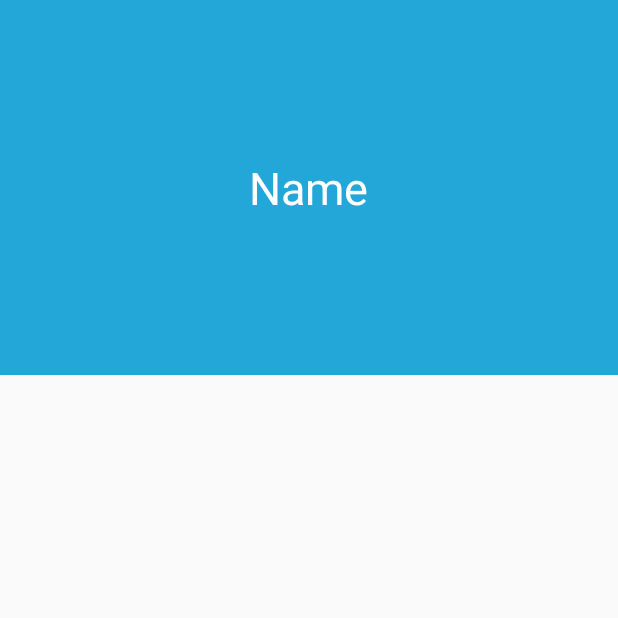
After one commit to StartCode24/schedule_uny_class, an Android app: the SettingProfile_Activity screen opened directly, with no data from a screen before it, on a phone screen of 412 x 824 dp, the top half of it. The commit adds this screen. Run offline under Robolectric (Android 15) with nearby library versions, the phone set to English and light mode, and no system bars; our stand-ins replace ButterKnife.

Commit message:
update collapsing
update collapsing

```diff
--- /dev/null
+++ b/app/src/main/java/com/starcode/schedule_uny/Activity/SettingProfile_Activity.java
@@ -0,0 +1,61 @@
+package com.starcode.schedule_uny.Activity;
+
+import android.content.Context;
+import android.support.design.widget.AppBarLayout;
+import android.support.design.widget.CollapsingToolbarLayout;
+import android.support.v7.app.AppCompatActivity;
+import android.os.Bundle;
+import android.view.View;
+import android.widget.ImageView;
+
+import com.starcode.schedule_uny.R;
+
+import butterknife.BindView;
+import butterknife.ButterKnife;
+
+public class SettingProfile_Activity extends AppCompatActivity {
+
+    @BindView(R.id.img_settingProfile)
+    ImageView img_settingProfile;
+
+    @BindView(R.id.collapsing_toolbar)
+    CollapsingToolbarLayout collapsingToolbarLayout;
+
+    @BindView(R.id.appbar)
+    AppBarLayout appBarSettingProfile;
+
+
+
+    @Override
+    protected void onCreate(Bundle savedInstanceState) {
+        super.onCreate(savedInstanceState);
+        setContentView(R.layout.activity_setting__profile);
+        ButterKnife.bind(this);
+        View view = findViewById(R.id.activity_profil_setting);
+        initCollapsingToolbar(view);
+
+    }
+
+    private void initCollapsingToolbar(View view){
+        collapsingToolbarLayout.setTitle("");
+        appBarSettingProfile.setExpanded(true);
+
+        appBarSettingProfile.addOnOffsetChangedListener(new AppBarLayout.OnOffsetChangedListener() {
+            boolean isShow=false;
+            int scrollRange= -1;
+            @Override
+            public void onOffsetChanged(AppBarLayout appBarLayout, int verticalOffset) {
+                if (scrollRange==-1){
+                    scrollRange=appBarLayout.getTotalScrollRange();
+                }
+                if (scrollRange+verticalOffset==0){
+                    collapsingToolbarLayout.setVisibility(View.VISIBLE);
+                    isShow=true;
+                }else if(isShow){
+                    collapsingToolbarLayout.setTitle(" ");
+                    isShow=false;
+                }
+            }
+        });
+    }
+}
--- a/app/src/main/res/layout/activity_main.xml
+++ b/app/src/main/res/layout/activity_main.xml
@@ -6,7 +6,7 @@
     android:layout_height="match_parent"
     android:animateLayoutChanges="true"
     android:background="@drawable/bg_color"
-    tools:context=".Activity.MainActivity">
+    tools:context=".Activity.Main_Activity">
 
     <RelativeLayout
         android:layout_width="wrap_content"
@@ -145,7 +145,6 @@
             android:id="@+id/btn_fgtpassword"
             android:layout_width="match_parent"
             android:layout_height="wrap_content"
-
             android:layout_centerHorizontal="true"
             android:background="@drawable/btn_action_tran"
             android:fontFamily="sans-serif"
--- /dev/null
+++ b/app/src/main/res/layout/activity_setting__profile.xml
@@ -0,0 +1,63 @@
+<?xml version="1.0" encoding="utf-8"?>
+<android.support.constraint.ConstraintLayout xmlns:android="http://schemas.android.com/apk/res/android"
+    xmlns:app="http://schemas.android.com/apk/res-auto"
+    xmlns:tools="http://schemas.android.com/tools"
+    android:layout_width="match_parent"
+    android:layout_height="match_parent"
+    android:id="@+id/activity_profil_setting"
+    tools:context=".Activity.SettingProfile_Activity">
+
+    <android.support.design.widget.AppBarLayout
+        android:id="@+id/appbar"
+        android:layout_width="match_parent"
+        android:layout_height="250dp"
+        android:fitsSystemWindows="true"
+        android:theme="@style/AppTheme.AppBarOverlay"
+        >
+        <android.support.design.widget.CollapsingToolbarLayout
+            android:id="@+id/collapsing_toolbar"
+            android:layout_width="match_parent"
+            android:layout_height="match_parent"
+            android:fitsSystemWindows="true"
+            app:contentScrim="?attr/colorPrimary"
+            app:expandedTitleMarginEnd="64dp"
+            app:expandedTitleMarginStart="48dp"
+            app:expandedTitleTextAppearance="@android:color/transparent"
+            app:layout_scrollFlags="scroll|exitUntilCollapsed"
+            >
+            <RelativeLayout
+                android:layout_width="wrap_content"
+                android:layout_height="wrap_content">
+                <ImageView
+                    android:id="@+id/img_settingProfile"
+                    android:layout_width="match_parent"
+                    android:layout_height="match_parent"
+                    android:fitsSystemWindows="true"
+                    android:scaleType="centerCrop"
+                    app:layout_collapseMode="parallax"
+                    />
+                <LinearLayout
+                    android:layout_width="wrap_content"
+                    android:layout_height="wrap_content"
+                    android:layout_centerInParent="true"
+                    android:orientation="vertical"
+                    >
+                    <TextView
+                        android:id="@+id/Tv_titleNameSetting"
+                        android:layout_width="wrap_content"
+                        android:layout_height="wrap_content"
+                        android:text="Name"
+                        android:textColor="@android:color/white"
+                        android:textSize="30sp"
+                        />
+
+                </LinearLayout>
+
+            </RelativeLayout>
+
+        </android.support.design.widget.CollapsingToolbarLayout>
+
+    </android.support.design.widget.AppBarLayout>
+    <include layout="@layout/content_setting_profile"></include>
+
+</android.support.constraint.ConstraintLayout>
--- /dev/null
+++ b/app/src/main/res/layout/content_setting_profile.xml
@@ -0,0 +1,6 @@
+<?xml version="1.0" encoding="utf-8"?>
+<android.support.constraint.ConstraintLayout
+    xmlns:android="http://schemas.android.com/apk/res/android" android:layout_width="match_parent"
+    android:layout_height="match_parent">
+
+</android.support.constraint.ConstraintLayout>
--- a/app/src/main/res/values/strings.xml
+++ b/app/src/main/res/values/strings.xml
@@ -17,4 +17,5 @@
     <string name="action_three_day_view">Tampilan 3 Hari</string>
     <string name="action_week_view">Tampilan Perminggu</string>
     <string name="action_today">Hari Ini</string>
+    <string name="title_activity_reminders_">Reminders_Activity</string>
 </resources>
--- a/app/src/main/res/values/styles.xml
+++ b/app/src/main/res/values/styles.xml
@@ -29,4 +29,8 @@
         <item name="colorPrimaryDark">@color/colorPrimaryDark</item>
         <item name="colorAccent">@color/colorAccent</item>
     </style>
+
+    <style name="AppTheme2.AppBarOverlay" parent="ThemeOverlay.AppCompat.Dark.ActionBar" />
+
+    <style name="AppTheme2.PopupOverlay" parent="ThemeOverlay.AppCompat.Light" />
 </resources>
```
Also changed, not shown: app/build.gradle (+6 -3 lines), app/src/main/AndroidManifest.xml (+11 -7 lines), app/src/main/java/com/starcode/schedule_uny/Activity/DetailSchedule_Activity.java (added, +15 -0 lines), app/src/main/java/com/starcode/schedule_uny/Activity/Home_activity.java (+4 -5 lines), app/src/main/java/com/starcode/schedule_uny/Activity/Main_Activity.java (renamed from app/src/main/java/com/starcode/schedule_uny/Activity/MainActivity.java, +11 -11 lines), app/src/main/java/com/starcode/schedule_uny/Activity/Reminders_Activity.java (added, +31 -0 lines), app/src/main/java/com/starcode/schedule_uny/Activity/Setting_Activity.java (+29 -0 lines), app/src/main/java/com/starcode/schedule_uny/model/FeedDataProfil/DataProfilResponse.java (+35 -35 lines), app/src/main/res/drawable/btn_reminder.xml (added, +17 -0 lines), app/src/main/res/layout/activity_detail_schedule_.xml (added, +9 -0 lines), app/src/main/res/layout/activity_reminders_.xml (added, +33 -0 lines), app/src/main/res/layout/content_reminders_.xml (added, +232 -0 lines), app/src/main/res/layout/content_setting_.xml (+20 -13 lines).
